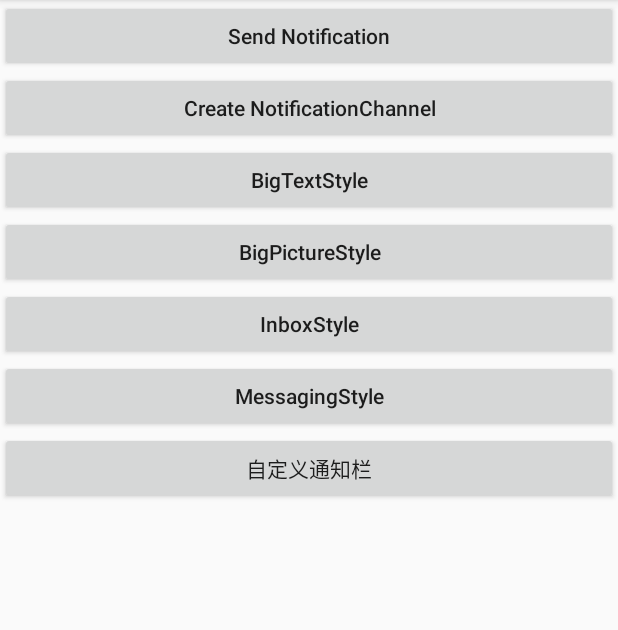
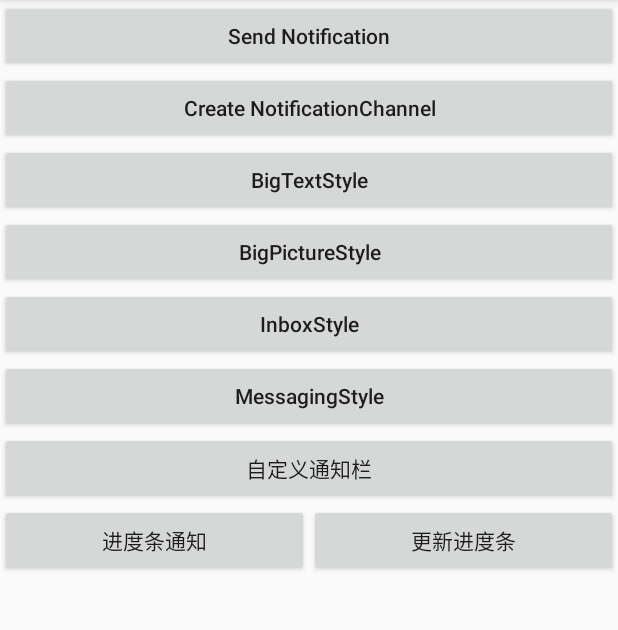
Before and after one commit to rentongfu/MyTestApp, an Android app: the NotificationActivity screen opened directly, with no data from a screen before it, after a tap on "Send Notification", on a phone screen of 412 x 824 dp, the part 84-714 px from its top. Run offline under Robolectric (Android 15) with nearby library versions, the phone set to English and light mode, and no system bars; our stand-ins replace ButterKnife.

Commit message:
增加进度条通知栏的显示和更新相关demo

```diff
--- a/app/src/main/java/com/tongfu/mytestapp/nonification/NotificationActivity.java
+++ b/app/src/main/java/com/tongfu/mytestapp/nonification/NotificationActivity.java
@@ -16,6 +16,9 @@ import android.widget.RemoteViews;
 import android.widget.Toast;
 
 import com.tongfu.mytestapp.R;
+
+import java.text.DecimalFormat;
+import java.text.NumberFormat;
 
 import butterknife.ButterKnife;
 import butterknife.OnClick;
@@ -239,4 +242,62 @@ public class NotificationActivity extends AppCompatActivity {
         notificationManager.notify(i++, builder.build());
     }
 
+    private int PROGRESS_NOTIFICATION_ID = 0 ;
+    private int CURRENT_PROGRESS = 0 ;
+    @OnClick(R.id.btn_progress_notification)
+    void onBtnProgressNotificationClicked(){
+        CURRENT_PROGRESS = 0 ;
+        PROGRESS_NOTIFICATION_ID = i++ ;
+
+        NotificationManager notificationManager = (NotificationManager )getSystemService(NOTIFICATION_SERVICE);
+        Notification.Builder builder = new Notification.Builder(this);
+        builder.setContentText("当前进度：")
+                .setContentTitle("带进度条的通知")
+                .setSmallIcon(R.drawable.ic_blank)
+                .setProgress(100 , CURRENT_PROGRESS , false );
+        if(Build.VERSION.SDK_INT >= Build.VERSION_CODES.O ) {
+            builder.setChannelId("a");
+        }
+        notificationManager.notify(PROGRESS_NOTIFICATION_ID, builder.build());
+    }
+
+    @OnClick(R.id.btn_update_progress)
+    void onBtnUpdateProgressClicked(){
+        if(PROGRESS_NOTIFICATION_ID <= 0){
+            Toast.makeText(this , "请先显示进度条通知" , Toast.LENGTH_SHORT).show();
+            return;
+        }
+        new Thread(new Runnable() {
+            @Override
+            public void run() {
+
+                NotificationManager notificationManager = (NotificationManager )getSystemService(NOTIFICATION_SERVICE);
+                NumberFormat numberFormat = NumberFormat.getPercentInstance();
+                numberFormat.setMinimumFractionDigits(2);
+                while ( true ){
+                    try {
+                        Thread.sleep(100 );
+                    } catch (InterruptedException e) {
+                        e.printStackTrace();
+                    }
+                    CURRENT_PROGRESS++ ;
+                    Notification.Builder builder = new Notification.Builder(NotificationActivity.this);
+                    builder.setContentText("当前进度：" + numberFormat.format(CURRENT_PROGRESS / 100f) )
+                            .setContentTitle("带进度条的通知")
+                            .setSmallIcon(R.drawable.ic_blank)
+                            .setProgress(100 , CURRENT_PROGRESS , false )
+                            .setOnlyAlertOnce(true);
+                    if(Build.VERSION.SDK_INT >= Build.VERSION_CODES.O ) {
+                        builder.setChannelId("a");
+                    }
+                    notificationManager.notify(PROGRESS_NOTIFICATION_ID, builder.build());
+
+                    if(CURRENT_PROGRESS == 100 ){
+                        break;
+                    }
+                }
+            }
+        }).start();
+    }
+
 }
--- a/app/src/main/res/layout/activity_notification.xml
+++ b/app/src/main/res/layout/activity_notification.xml
@@ -48,5 +48,23 @@
         android:text="@string/custom_notification"
         android:id="@+id/btn_custom_notification"/>
 
+    <LinearLayout
+        android:layout_width="match_parent"
+        android:layout_height="wrap_content"
+        android:orientation="horizontal">
+        <Button
+            android:layout_width="0dp"
+            android:layout_height="wrap_content"
+            android:layout_weight="1"
+            android:text="进度条通知"
+            android:id="@+id/btn_progress_notification"/>
+        <Button
+            android:layout_width="0dp"
+            android:layout_height="wrap_content"
+            android:layout_weight="1"
+            android:text="更新进度条"
+            android:id="@+id/btn_update_progress"
+            />
+    </LinearLayout>
 
 </LinearLayout>
```
